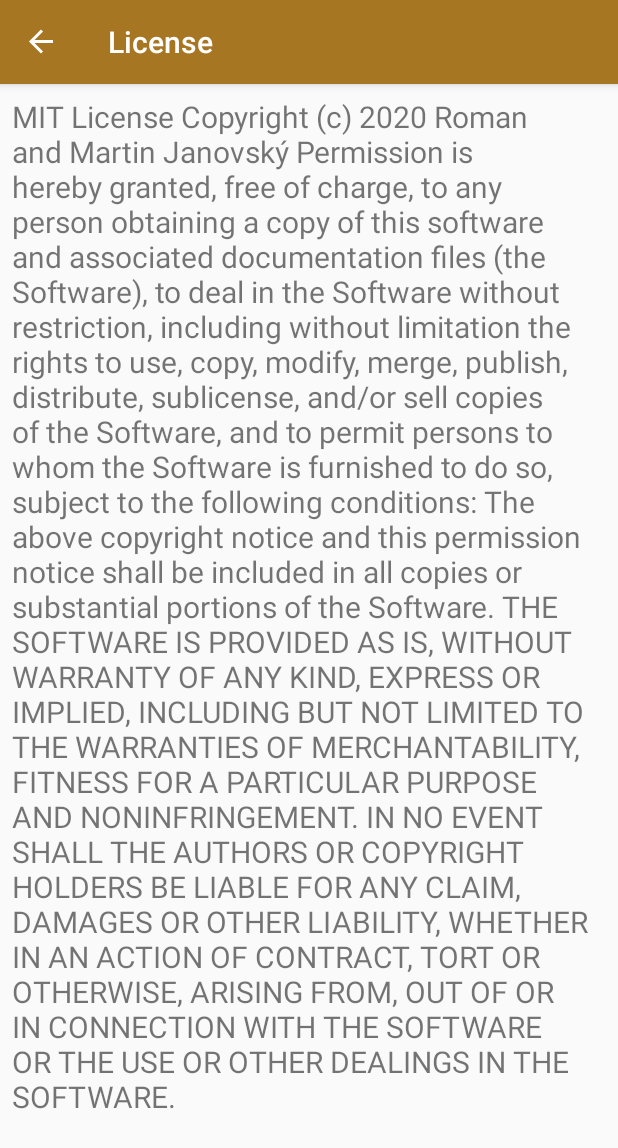
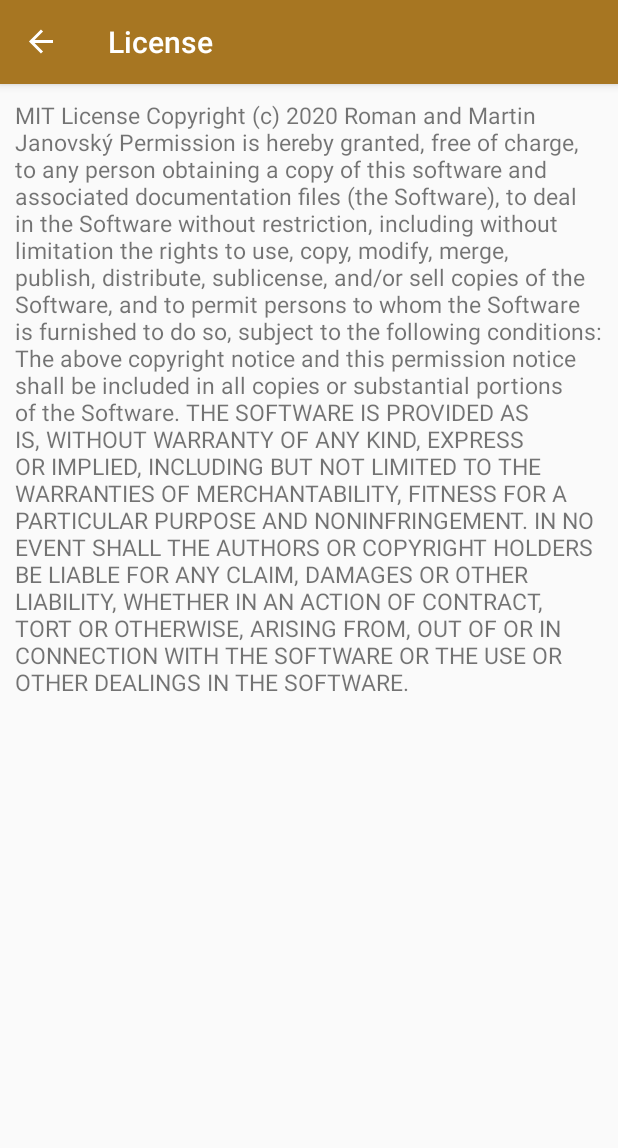
Before and after one commit to Barilac/CSM, an Android app: the screen it shows after launch (MainActivity), in the side drawer, after a tap on "License", on a phone screen of 412 x 824 dp. Shown: the top 1148 px of the screen. Run offline under Robolectric (Android 15) with nearby library versions, the phone set to English and light mode, and no system bars; our stand-ins replace navigation-ui.

Commit message:
changed formate of the app

```diff
--- a/app/src/main/res/drawable/splash_drawable.xml
+++ b/app/src/main/res/drawable/splash_drawable.xml
@@ -6,7 +6,9 @@
 
     <item>
         <bitmap
-            android:gravity="center"
+            android:orientation="vertical"
+            android:layout_width="fill_parent"
+            android:layout_height="fill_parent"
             android:src="@drawable/logo"/>
     </item>
 
--- a/app/src/main/res/layout/fragment_license.xml
+++ b/app/src/main/res/layout/fragment_license.xml
@@ -10,12 +10,12 @@
         android:id="@+id/text_license"
         android:layout_width="match_parent"
         android:layout_height="wrap_content"
-        android:layout_marginStart="8dp"
-        android:layout_marginTop="8dp"
-        android:layout_marginEnd="8dp"
+        android:layout_marginStart="10dp"
+        android:layout_marginTop="10dp"
+        android:layout_marginEnd="10dp"
         android:textAlignment="viewStart"
 
-        android:textSize="20sp"
+        android:textSize="15sp"
         app:layout_constraintEnd_toEndOf="parent"
         app:layout_constraintStart_toStartOf="parent"
         app:layout_constraintTop_toTopOf="parent"
--- a/app/src/main/res/menu/activity_main_drawer.xml
+++ b/app/src/main/res/menu/activity_main_drawer.xml
@@ -18,6 +18,11 @@
             android:icon="@drawable/ic_action_camera"
             android:title="@string/menu_license"
             />
+        <item
+            android:id="@+id/nav_acknowledgment"
+            android:icon="@drawable/ic_launcher_foreground"
+            android:title="Acknowledgment"
+            />
     </group>
 
 </menu>
--- a/build.gradle
+++ b/build.gradle
@@ -7,7 +7,7 @@ buildscript {
 
     }
     dependencies {
-        classpath 'com.android.tools.build:gradle:3.5.3'
+        classpath 'com.android.tools.build:gradle:3.6.1'
 
         // NOTE: Do not place your application dependencies here; they belong
         // in the individual module build.gradle files
```
Also changed, not shown: app/src/main/res/drawable/logo.png (deleted), gradle/wrapper/gradle-wrapper.properties, 1 other file.
